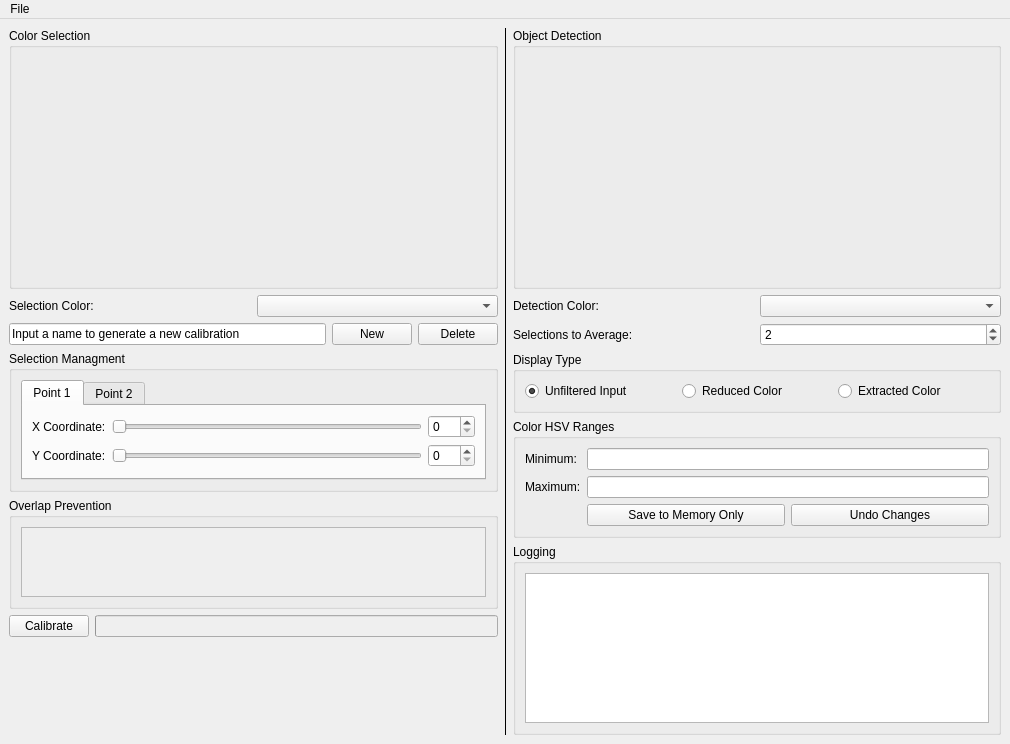
ufieeehw/IEEE2016, file ros/ieee2016_vision/scripts/color/color_calibrator_gui.ui: the form before one commit.
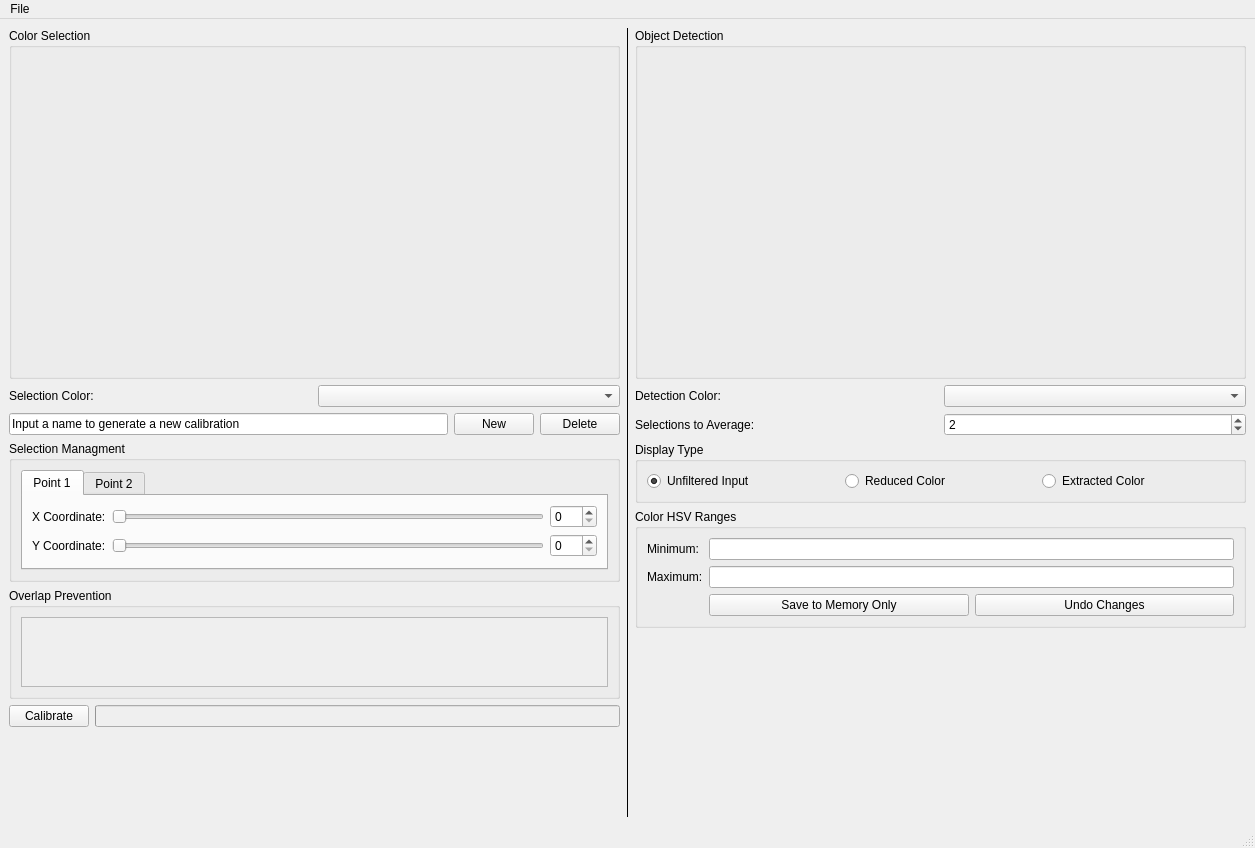
The form after the commit.

Commit message: VISION: Switched to status bar and fixed file creationin in color calibrator; enabled passing a width to resize in the image object.

What changed in the file:
```diff
--- a/ros/ieee2016_vision/scripts/color/color_calibrator_gui.ui
+++ b/ros/ieee2016_vision/scripts/color/color_calibrator_gui.ui
@@ -6,8 +6,8 @@
    <rect>
     <x>0</x>
     <y>0</y>
-    <width>1010</width>
-    <height>744</height>
+    <width>1255</width>
+    <height>848</height>
    </rect>
   </property>
   <property name="windowTitle">
@@ -29,14 +29,14 @@
             <widget class="QLabel" name="selection_frame">
              <property name="minimumSize">
               <size>
-               <width>320</width>
-               <height>180</height>
+               <width>480</width>
+               <height>270</height>
               </size>
              </property>
              <property name="maximumSize">
               <size>
-               <width>320</width>
-               <height>180</height>
+               <width>480</width>
+               <height>270</height>
               </size>
              </property>
              <property name="text">
@@ -292,7 +292,7 @@
                <rect>
                 <x>0</x>
                 <y>0</y>
-                <width>458</width>
+                <width>580</width>
                 <height>80</height>
                </rect>
               </property>
@@ -431,14 +431,14 @@
             <widget class="QLabel" name="detection_frame">
              <property name="minimumSize">
               <size>
-               <width>320</width>
-               <height>180</height>
+               <width>480</width>
+               <height>270</height>
               </size>
              </property>
              <property name="maximumSize">
               <size>
-               <width>320</width>
-               <height>180</height>
+               <width>480</width>
+               <height>270</height>
               </size>
              </property>
              <property name="text">
@@ -567,22 +567,6 @@
           </layout>
          </widget>
         </item>
-        <item>
-         <widget class="QGroupBox" name="logging_group">
-          <property name="title">
-           <string>Logging</string>
-          </property>
-          <layout class="QGridLayout" name="gridLayout_4">
-           <item row="0" column="0">
-            <widget class="QPlainTextEdit" name="log_output_box">
-             <property name="readOnly">
-              <bool>true</bool>
-             </property>
-            </widget>
-           </item>
-          </layout>
-         </widget>
-        </item>
         <item>
          <spacer name="vertical_spacer_6">
           <property name="orientation">
@@ -607,7 +591,7 @@
     <rect>
      <x>0</x>
      <y>0</y>
-     <width>1010</width>
+     <width>1255</width>
      <height>29</height>
     </rect>
    </property>
@@ -623,6 +607,7 @@
    </widget>
    <addaction name="menu_file"/>
   </widget>
+  <widget class="QStatusBar" name="status_bar"/>
   <action name="menu_new">
    <property name="text">
     <string>New</string>
```
The commit also changes 4 other files.
